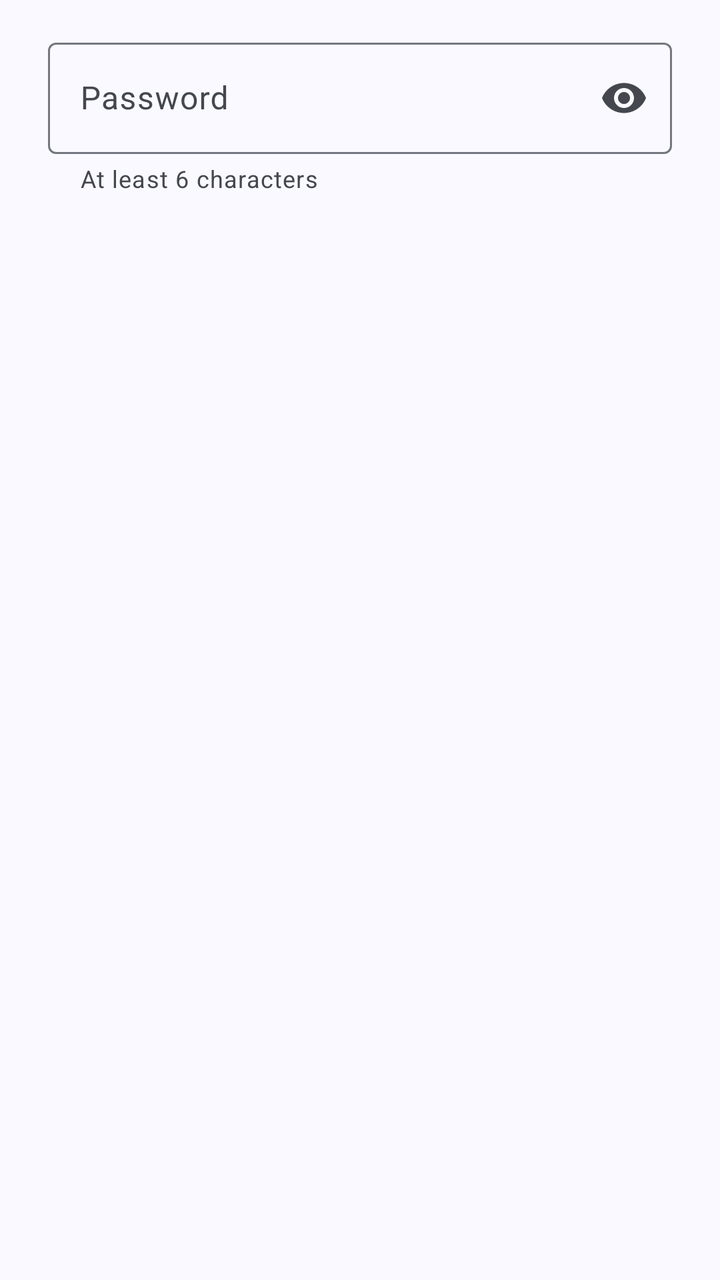
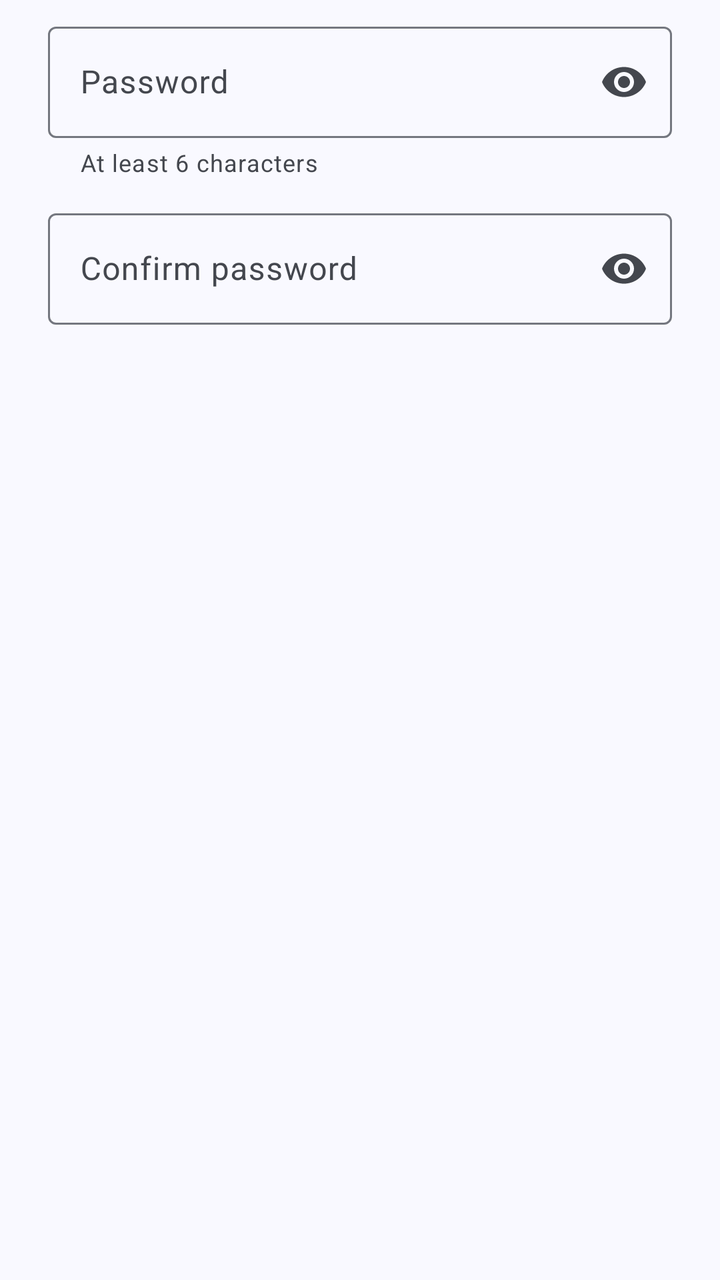

An Android layout rendered at two revisions. The XML below is the earlier revision; the diff shows what the commit changed to produce the second picture.
<!-- AndroidManifest.xml: application theme Theme.Keyheimer -->
<!-- res/layout/dialog_app_lock_password.xml -->
<?xml version="1.0" encoding="utf-8"?>
<LinearLayout
    android:layout_width="match_parent"
    android:layout_height="wrap_content"
    android:orientation="vertical"
    android:paddingStart="24dp"
    android:paddingEnd="24dp"
    android:paddingTop="16dp"
    android:paddingBottom="24dp"
    xmlns:android="http://schemas.android.com/apk/res/android"
    xmlns:app="http://schemas.android.com/apk/res-auto">

    <com.google.android.material.textfield.TextInputLayout
        android:layout_width="match_parent"
        android:layout_height="wrap_content"
        android:hint="@string/settings_app_lock_password_label"
        app:endIconMode="password_toggle"
        app:helperText="@string/settings_app_lock_password_helper"
        app:helperTextEnabled="true">

        <com.google.android.material.textfield.TextInputEditText
            android:id="@+id/input_app_lock_password"
            android:layout_width="match_parent"
            android:layout_height="match_parent"
            android:inputType="textPassword" />
    </com.google.android.material.textfield.TextInputLayout>
</LinearLayout>
<!-- resources referenced by this layout -->
<resources>
  <string name="settings_app_lock_password_helper">At least 6 characters</string>
  <string name="settings_app_lock_password_label">Password</string>
  <color name="md_theme_primary">#415F91</color>
  <color name="md_theme_onPrimary">#FFFFFF</color>
  <color name="md_theme_primaryContainer">#D6E3FF</color>
  <color name="md_theme_onPrimaryContainer">#284777</color>
  <color name="md_theme_secondary">#565F71</color>
  <color name="md_theme_onSecondary">#FFFFFF</color>
  <color name="md_theme_secondaryContainer">#DAE2F9</color>
  <color name="md_theme_onSecondaryContainer">#3E4759</color>
  <color name="md_theme_tertiary">#705575</color>
  <color name="md_theme_onTertiary">#FFFFFF</color>
  <color name="md_theme_tertiaryContainer">#FAD8FD</color>
  <color name="md_theme_onTertiaryContainer">#573E5C</color>
  <color name="md_theme_error">#BA1A1A</color>
  <color name="md_theme_onError">#FFFFFF</color>
  <color name="md_theme_errorContainer">#FFDAD6</color>
  <color name="md_theme_onErrorContainer">#93000A</color>
  <color name="md_theme_background">#F9F9FF</color>
  <color name="md_theme_onBackground">#191C20</color>
  <color name="md_theme_surface">#F9F9FF</color>
  <color name="md_theme_onSurface">#191C20</color>
  <color name="md_theme_surfaceVariant">#E0E2EC</color>
  <color name="md_theme_onSurfaceVariant">#44474E</color>
  <color name="md_theme_outline">#74777F</color>
  <color name="md_theme_outlineVariant">#C4C6D0</color>
  <color name="md_theme_inverseSurface">#2E3036</color>
  <color name="md_theme_inverseOnSurface">#F0F0F7</color>
  <color name="md_theme_inversePrimary">#AAC7FF</color>
  <color name="md_theme_primaryFixed">#D6E3FF</color>
  <color name="md_theme_onPrimaryFixed">#001B3E</color>
  <color name="md_theme_primaryFixedDim">#AAC7FF</color>
  <color name="md_theme_onPrimaryFixedVariant">#284777</color>
  <color name="md_theme_secondaryFixed">#DAE2F9</color>
  <color name="md_theme_onSecondaryFixed">#131C2B</color>
  <color name="md_theme_secondaryFixedDim">#BEC6DC</color>
  <color name="md_theme_onSecondaryFixedVariant">#3E4759</color>
  <color name="md_theme_tertiaryFixed">#FAD8FD</color>
  <color name="md_theme_onTertiaryFixed">#28132E</color>
  <color name="md_theme_tertiaryFixedDim">#DDBCE0</color>
  <color name="md_theme_onTertiaryFixedVariant">#573E5C</color>
  <color name="md_theme_surfaceDim">#D9D9E0</color>
  <color name="md_theme_surfaceBright">#F9F9FF</color>
  <color name="md_theme_surfaceContainerLowest">#FFFFFF</color>
  <color name="md_theme_surfaceContainerLow">#F3F3FA</color>
  <color name="md_theme_surfaceContainer">#EDEDF4</color>
  <color name="md_theme_surfaceContainerHigh">#E7E8EE</color>
  <color name="md_theme_surfaceContainerHighest">#E2E2E9</color>
  <style name="Theme.Keyheimer.AlertDialog" parent="ThemeOverlay.Material3.MaterialAlertDialog">
          <item name="backgroundTint">?attr/colorSurfaceContainerHigh</item>
          <item name="android:textColor">?attr/colorOnSurface</item>
          <item name="dialogCornerRadius">28dp</item>
          <item name="buttonBarPositiveButtonStyle">@style/Widget.Material3.Button.TextButton.Dialog</item>
          <item name="buttonBarNegativeButtonStyle">@style/Widget.Material3.Button.TextButton.Dialog</item>
          <item name="buttonBarNeutralButtonStyle">@style/Widget.Material3.Button.TextButton.Dialog.Flush</item>
      </style>
  <!-- unchanged entries left out for length: 1 -->
</resources>

<!-- the commit's change to res/layout/dialog_app_lock_password.xml (unified diff, before → after) -->
@@ -1,27 +1,43 @@
 <?xml version="1.0" encoding="utf-8"?>
 <LinearLayout
+    xmlns:android="http://schemas.android.com/apk/res/android"
+    xmlns:app="http://schemas.android.com/apk/res-auto"
     android:layout_width="match_parent"
     android:layout_height="wrap_content"
     android:orientation="vertical"
-    android:paddingStart="24dp"
-    android:paddingEnd="24dp"
-    android:paddingTop="16dp"
-    android:paddingBottom="24dp"
-    xmlns:android="http://schemas.android.com/apk/res/android"
-    xmlns:app="http://schemas.android.com/apk/res-auto">
+    android:paddingHorizontal="24dp"
+    android:paddingTop="8dp">
 
     <com.google.android.material.textfield.TextInputLayout
+        android:id="@+id/til_app_lock_password"
+        style="@style/Widget.Material3.TextInputLayout.OutlinedBox"
         android:layout_width="match_parent"
         android:layout_height="wrap_content"
-        android:hint="@string/settings_app_lock_password_label"
+        android:hint="@string/field_password"
         app:endIconMode="password_toggle"
-        app:helperText="@string/settings_app_lock_password_helper"
+        app:helperText="@string/field_password_helper"
         app:helperTextEnabled="true">
 
         <com.google.android.material.textfield.TextInputEditText
             android:id="@+id/input_app_lock_password"
             android:layout_width="match_parent"
-            android:layout_height="match_parent"
+            android:layout_height="wrap_content"
+            android:inputType="textPassword" />
+    </com.google.android.material.textfield.TextInputLayout>
+
+    <com.google.android.material.textfield.TextInputLayout
+        android:id="@+id/til_app_lock_password_confirm"
+        style="@style/Widget.Material3.TextInputLayout.OutlinedBox"
+        android:layout_width="match_parent"
+        android:layout_height="wrap_content"
+        android:layout_marginTop="12dp"
+        android:hint="@string/field_password_confirm"
+        app:endIconMode="password_toggle">
+
+        <com.google.android.material.textfield.TextInputEditText
+            android:id="@+id/input_app_lock_password_confirm"
+            android:layout_width="match_parent"
+            android:layout_height="wrap_content"
             android:inputType="textPassword" />
     </com.google.android.material.textfield.TextInputLayout>
 </LinearLayout>
<!-- resource entries referenced after the edit -->
@@ -1,7 +1,8 @@
 <!-- resources referenced by this layout -->
 <resources>
-  <string name="settings_app_lock_password_helper">At least 6 characters</string>
-  <string name="settings_app_lock_password_label">Password</string>
+  <string name="field_password">Password</string>
+  <string name="field_password_confirm">Confirm password</string>
+  <string name="field_password_helper">At least 6 characters</string>
   <color name="md_theme_primary">#415F91</color>
   <color name="md_theme_onPrimary">#FFFFFF</color>
   <color name="md_theme_primaryContainer">#D6E3FF</color>
